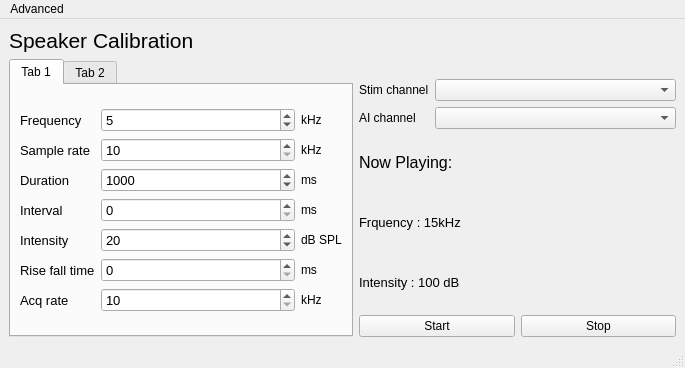
portfors-lab/sparkle, file calibration_window.ui: the form before one commit.
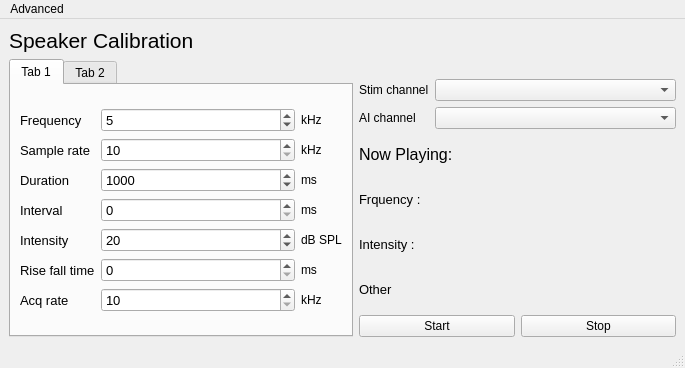
The form after the commit.

Diff of the .ui file:
```diff
--- a/calibration_window.ui
+++ b/calibration_window.ui
@@ -774,7 +774,7 @@
            </font>
           </property>
           <property name="text">
-           <string>Frquency : 15kHz</string>
+           <string>Frquency :</string>
           </property>
          </widget>
         </item>
@@ -786,7 +786,19 @@
            </font>
           </property>
           <property name="text">
-           <string>Intensity : 100 dB</string>
+           <string>Intensity :</string>
+          </property>
+         </widget>
+        </item>
+        <item>
+         <widget class="QLabel" name="label3">
+          <property name="font">
+           <font>
+            <pointsize>10</pointsize>
+           </font>
+          </property>
+          <property name="text">
+           <string>Other</string>
           </property>
          </widget>
         </item>
```
Left out of the diff: 4 changed lines with no effect on the pictures.
